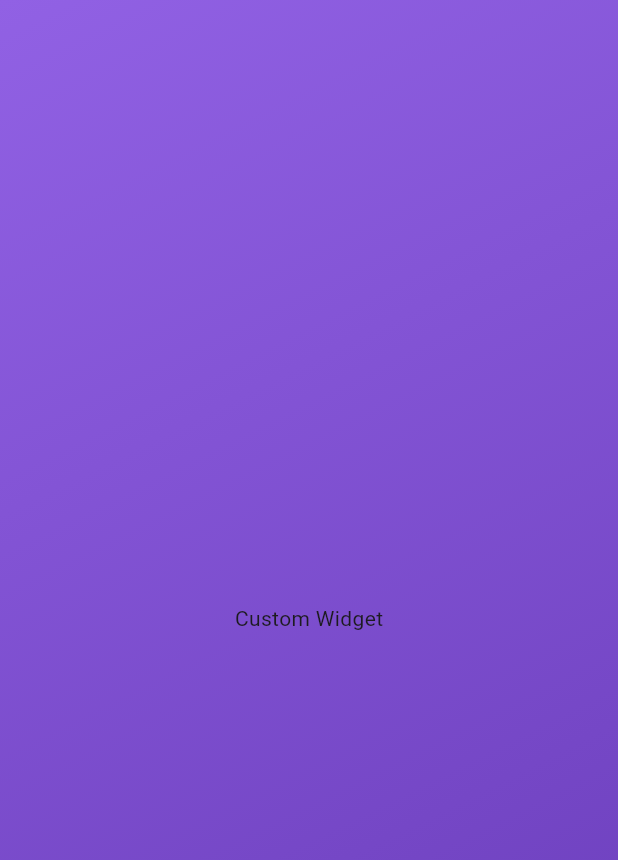
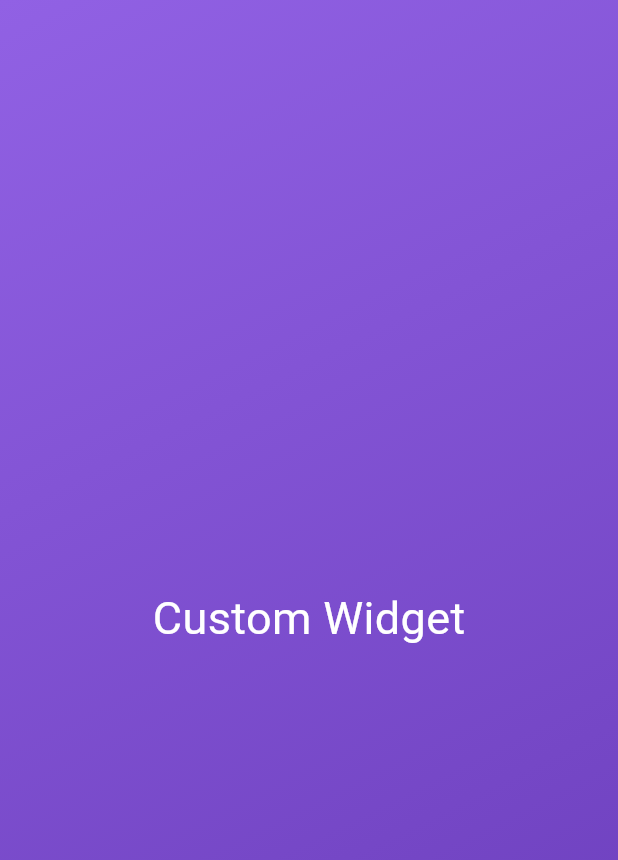
Before and after one commit to lalhming-muana/custom_widget, a Flutter app: the screen it shows after launch, on a phone screen of 412 x 824 dp. Shown: the top 860 px of the screen. Run offline on Flutter 3.47's test engine with Material 3 defaults, Android fonts, the phone set to English and light mode, and no system bars.

Commit message:
two custom widget created

```diff
--- /dev/null
+++ b/lib/gradient_container.dart
@@ -0,0 +1,22 @@
+import 'package:flutter/material.dart';
+import 'package:custom_widget/styled_text.dart';
+
+class GradientContainer extends StatelessWidget {
+  const GradientContainer({super.key});
+
+  @override
+  Widget build(BuildContext context) {
+    return Container(
+      decoration: const BoxDecoration(
+        gradient: LinearGradient(
+          colors: [Color.fromARGB(255, 145, 97, 228), Colors.deepPurple],
+          begin: Alignment.topLeft,
+          end: Alignment.bottomRight,
+        ),
+      ),
+      child: const Center(
+        child: StyledText(),
+      ),
+    );
+  }
+}
--- a/lib/main.dart
+++ b/lib/main.dart
@@ -1,33 +1,6 @@
 import 'package:flutter/material.dart';
+import 'package:custom_widget/gradient_container.dart';
 
 void main() {
-  runApp(
-    MaterialApp(
-      home: Scaffold(
-        body: GradientContainer(),
-      ),
-    ),
-  );
+  runApp(MaterialApp(home: Scaffold(body: GradientContainer())));
 }
-
-class GradientContainer extends StatelessWidget{
-
- @override
-  Widget build(BuildContext context) {
-
-    return Container(
-          decoration: BoxDecoration(
-            gradient: LinearGradient(
-              colors: [
-                const Color.fromARGB(255, 145, 97, 228),
-                Colors.deepPurple,
-              ],
-              begin: Alignment.topLeft,
-              end: Alignment.bottomRight,
-            ),
-          ),
-          child: const Center(child: Text('Custom Widget')),
-        );
-  }
-
-}
--- /dev/null
+++ b/lib/styled_text.dart
@@ -0,0 +1,15 @@
+import 'package:flutter/material.dart';
+
+class StyledText extends StatelessWidget{
+
+  const StyledText({super.key});
+
+  @override
+  Widget build(BuildContext context) {
+
+    return Text(
+          'Custom Widget',
+          style: TextStyle(color: Colors.white, fontSize: 30),
+        );
+  }
+}
```
